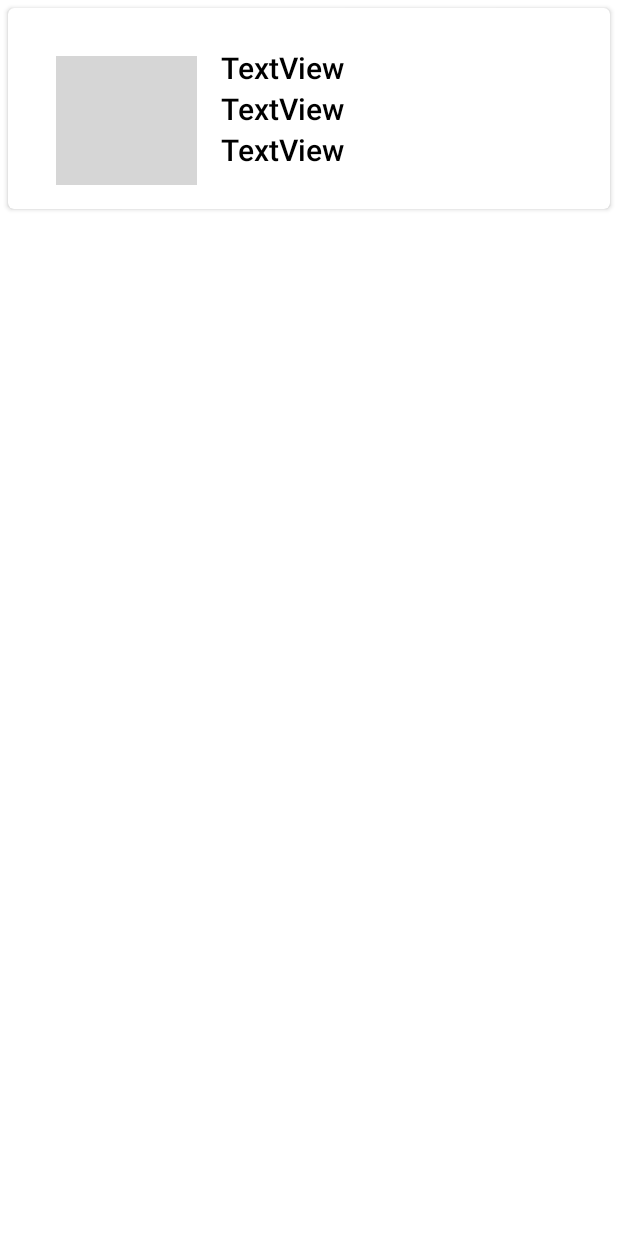
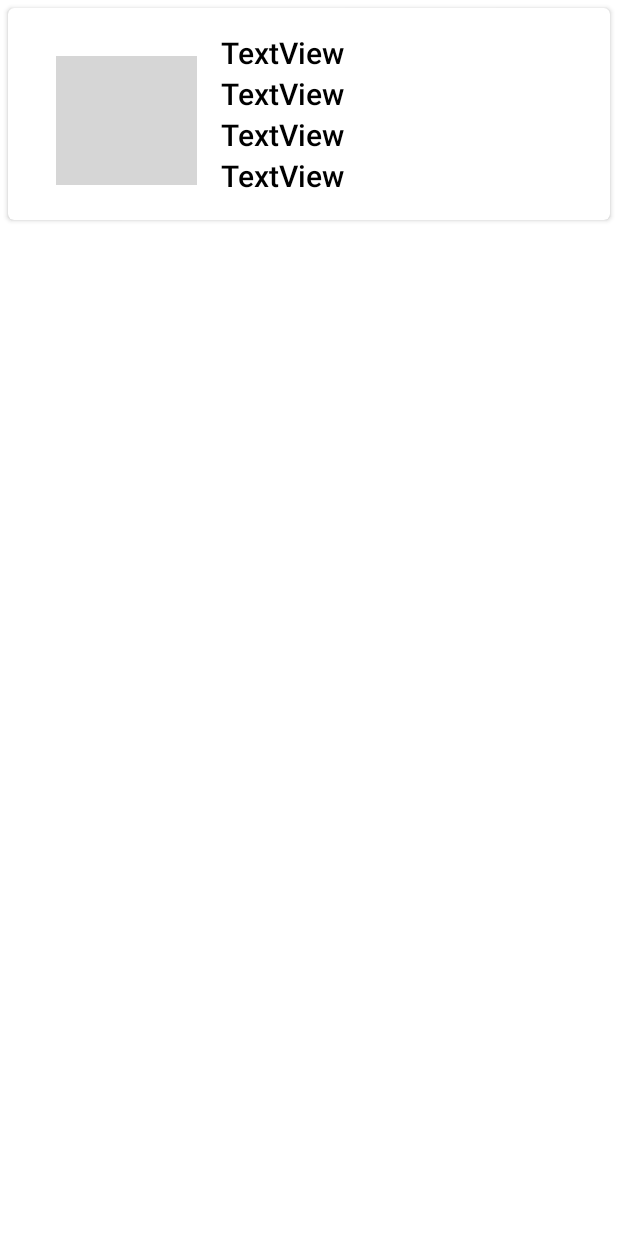
Before and after one commit to CharmiPatel25/C0768448_W2020_MAD3125_FP, an Android app: the layout bill_item.xml on its own in the app's theme, with its tools: preview values and no code run, on a phone screen of 412 x 824 dp. Run offline under Robolectric (Android 15) with nearby library versions, the phone set to English and light mode, and no system bars; grey boxes are pictures that could not be loaded.

Commit message:
Add Bill Amount Text View in Bill Details Activity

```diff
--- a/app/src/main/res/layout/bill_item.xml
+++ b/app/src/main/res/layout/bill_item.xml
@@ -60,6 +60,16 @@
                 android:textAlignment="viewStart"
                 android:textColor="#000000"
                 android:textSize="20sp"/>
+            <TextView
+                android:id="@+id/txtBillAmount"
+                android:layout_width="match_parent"
+                android:layout_height="wrap_content"
+                android:fontFamily="sans-serif-medium"
+                android:paddingStart="16dp"
+                android:text="TextView"
+                android:textAlignment="viewStart"
+                android:textColor="#000000"
+                android:textSize="20sp"/>
         </LinearLayout>
     </LinearLayout>
 </androidx.cardview.widget.CardView>
```
